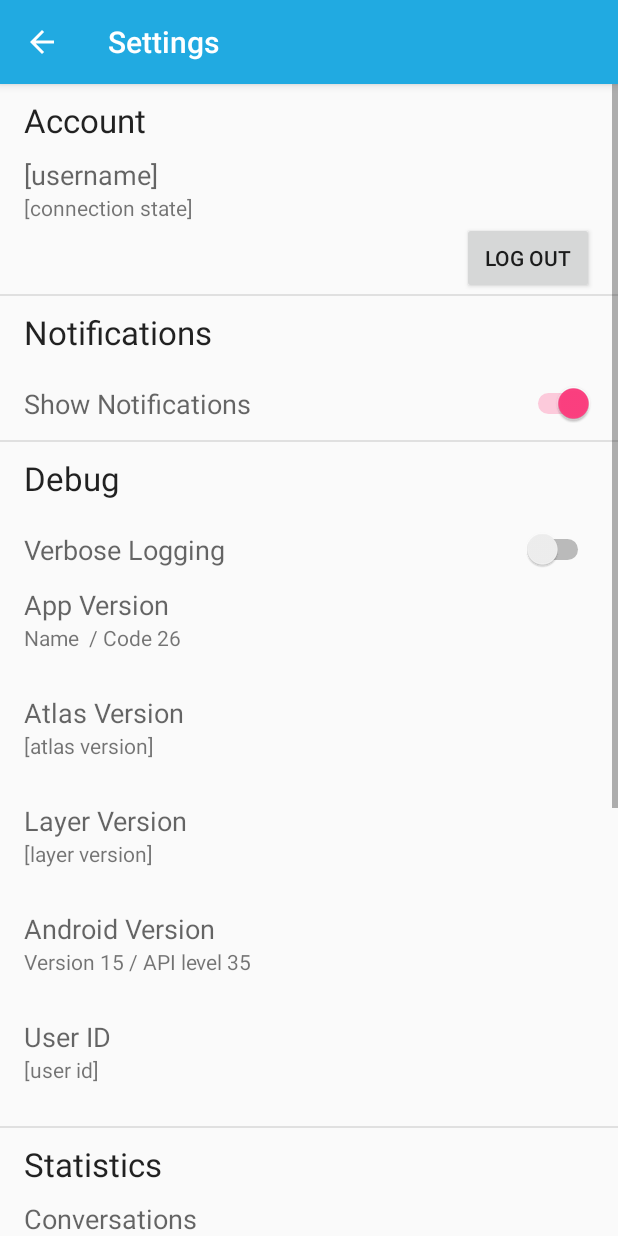
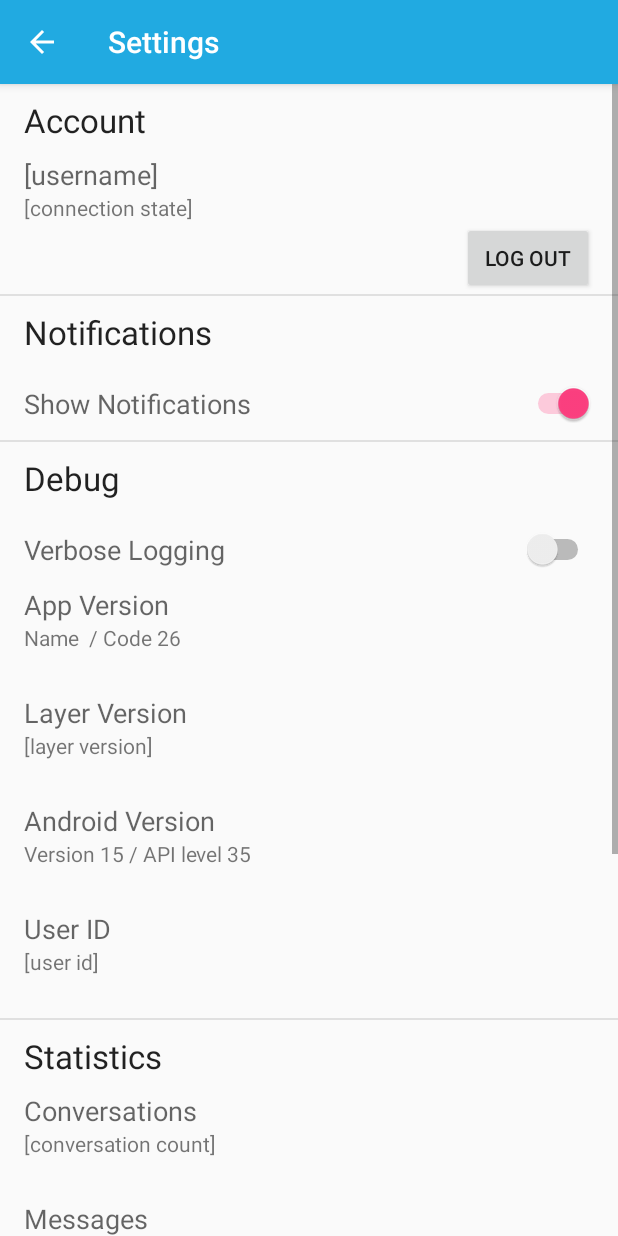
Before and after one commit to makemoji/MakemojiSDK-Android-AtlasDemo, an Android app: the AppSettingsActivity screen opened directly, with no data from a screen before it, on a phone screen of 412 x 824 dp. Run offline under Robolectric (Android 15) with nearby library versions, the phone set to English and light mode, and no system bars; libraries missing offline, so code that uses them is left out: com.layer.sdk; 17 statements that could not run were skipped.

Commit message:
APPS-2001 - Cleaning up settings activity
Adding back text copying via long click

```diff
--- a/app/src/main/java/com/layer/sample/AppSettingsActivity.java
+++ b/app/src/main/java/com/layer/sample/AppSettingsActivity.java
@@ -2,6 +2,9 @@ package com.layer.sample;
 
 import android.app.AlertDialog;
 import android.app.ProgressDialog;
+import android.content.ClipData;
+import android.content.ClipboardManager;
+import android.content.Context;
 import android.content.DialogInterface;
 import android.os.Build;
 import android.os.Bundle;
@@ -23,10 +26,10 @@ import com.layer.sdk.listeners.LayerConnectionListener;
 import com.layer.sdk.messaging.Conversation;
 
 import java.util.List;
+import java.util.Locale;
 
 public class AppSettingsActivity extends BaseActivity implements LayerConnectionListener, LayerAuthenticationListener, LayerChangeEventListener, View.OnLongClickListener {
     /* Account */
-//    private AtlasAvatar mAvatar;
     private TextView mUserName;
     private TextView mUserState;
     private Button mLogoutButton;
@@ -38,7 +41,6 @@ public class AppSettingsActivity extends BaseActivity implements LayerConnection
     private Switch mVerboseLogging;
     private TextView mAppVersion;
     private TextView mAndroidVersion;
-    private TextView mAtlasVersion;
     private TextView mLayerVersion;
     private TextView mUserId;
 
@@ -61,14 +63,12 @@ public class AppSettingsActivity extends BaseActivity implements LayerConnection
         super.onCreate(savedInstanceState);
 
         // View cache
-//        mAvatar = (AtlasAvatar) findViewById(R.id.avatar);
         mUserName = (TextView) findViewById(R.id.user_name);
         mUserState = (TextView) findViewById(R.id.user_state);
         mLogoutButton = (Button) findViewById(R.id.logout_button);
         mShowNotifications = (Switch) findViewById(R.id.show_notifications_switch);
         mVerboseLogging = (Switch) findViewById(R.id.logging_switch);
         mAppVersion = (TextView) findViewById(R.id.app_version);
-        mAtlasVersion = (TextView) findViewById(R.id.atlas_version);
         mLayerVersion = (TextView) findViewById(R.id.layer_version);
         mAndroidVersion = (TextView) findViewById(R.id.android_version);
         mUserId = (TextView) findViewById(R.id.user_id);
@@ -78,14 +78,12 @@ public class AppSettingsActivity extends BaseActivity implements LayerConnection
         mDiskUtilization = (TextView) findViewById(R.id.disk_utilization);
         mDiskAllowance = (TextView) findViewById(R.id.disk_allowance);
         mAutoDownloadMimeTypes = (TextView) findViewById(R.id.auto_download_mime_types);
-//        mAvatar.init(getParticipantProvider(), getPicasso());
 
         // Long-click copy-to-clipboard
         mUserName.setOnLongClickListener(this);
         mUserState.setOnLongClickListener(this);
         mAppVersion.setOnLongClickListener(this);
         mAndroidVersion.setOnLongClickListener(this);
-        mAtlasVersion.setOnLongClickListener(this);
         mLayerVersion.setOnLongClickListener(this);
         mUserId.setOnLongClickListener(this);
         mConversationCount.setOnLongClickListener(this);
@@ -203,9 +201,9 @@ public class AppSettingsActivity extends BaseActivity implements LayerConnection
             totalMessages += conversation.getTotalMessageCount();
             totalUnread += conversation.getTotalUnreadMessageCount();
         }
-        mConversationCount.setText(String.format("%d", conversations.size()));
-        mMessageCount.setText(String.format("%d", totalMessages));
-        mUnreadMessageCount.setText(String.format("%d", totalUnread));
+        mConversationCount.setText(String.format(Locale.getDefault(), "%d", conversations.size()));
+        mMessageCount.setText(String.format(Locale.getDefault(), "%d", totalMessages));
+        mUnreadMessageCount.setText(String.format(Locale.getDefault(), "%d", totalUnread));
 
         /* Rich Content */
         mDiskUtilization.setText(readableByteFormat(getLayerClient().getDiskUtilization()));
@@ -285,9 +283,12 @@ public class AppSettingsActivity extends BaseActivity implements LayerConnection
     @Override
     public boolean onLongClick(View v) {
         if (v instanceof TextView) {
-            // TODO copy to clipboard?
-//            Util.copyToClipboard(v.getContext(), R.string.settings_clipboard_description, ((TextView) v).getText().toString());
-//            Toast.makeText(this, R.string.toast_copied_to_clipboard, Toast.LENGTH_SHORT).show();
+            CharSequence content = ((TextView) v).getText();
+            String description = getString(R.string.settings_clipboard_description);
+            ClipboardManager manager = (ClipboardManager) getSystemService(Context.CLIPBOARD_SERVICE);
+            ClipData clipData = new ClipData(description, new String[]{"text/plain"}, new ClipData.Item(content));
+            manager.setPrimaryClip(clipData);
+            Toast.makeText(this, R.string.toast_copied_to_clipboard, Toast.LENGTH_SHORT).show();
             return true;
         }
         return false;
--- a/app/src/main/res/layout/activity_app_settings.xml
+++ b/app/src/main/res/layout/activity_app_settings.xml
@@ -163,29 +163,6 @@
                 android:layout_width="wrap_content"
                 android:layout_height="wrap_content"
                 android:text="[app version]"
-                android:textAppearance="?android:attr/textAppearanceSmall"/>
-
-        </LinearLayout>
-
-        <LinearLayout
-            android:layout_width="match_parent"
-            android:layout_height="72dp"
-            android:layout_gravity="center_vertical"
-            android:layout_marginLeft="16dp"
-            android:layout_marginRight="16dp"
-            android:orientation="vertical">
-
-            <TextView
-                android:layout_width="wrap_content"
-                android:layout_height="wrap_content"
-                android:text="@string/settings_title_atlas_version"
-                android:textAppearance="?android:attr/textAppearanceMedium"/>
-
-            <TextView
-                android:id="@+id/atlas_version"
-                android:layout_width="wrap_content"
-                android:layout_height="wrap_content"
-                android:text="[atlas version]"
                 android:textAppearance="?android:attr/textAppearanceSmall"/>
 
         </LinearLayout>
```
